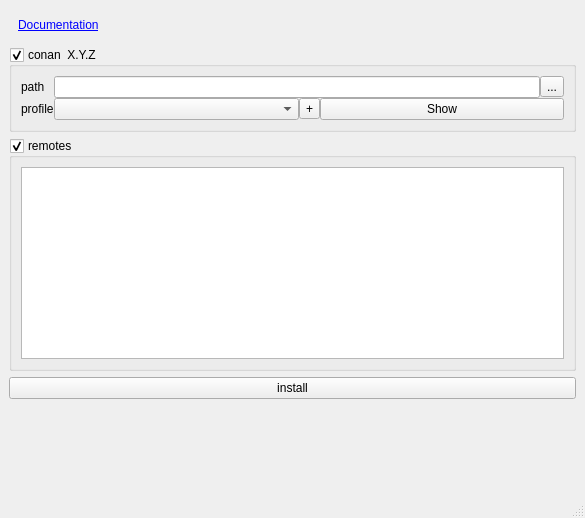
The window that qtimpl/src/qt/main_view.ui (davidtazy/conan-gui) describes before a commit, drawn with Qt 5.
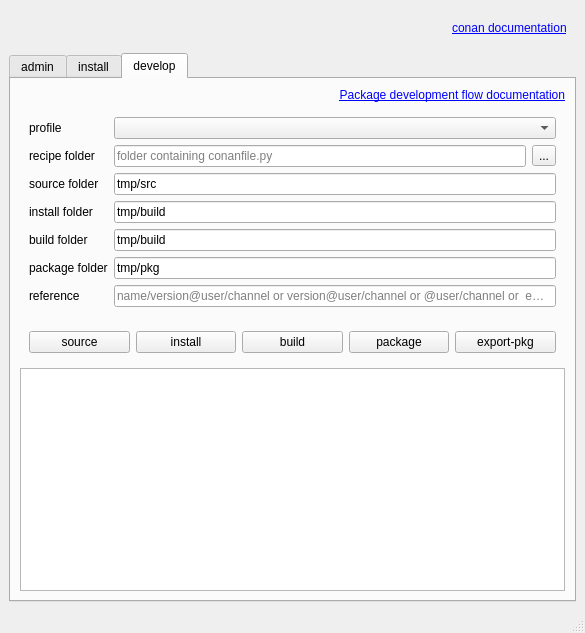
The same window after the commit. The open tabs and pages were chosen to show the change. Icons and pictures are not drawn.

Commit message: minimal impl of conan instance

```diff
--- a/qtimpl/src/qt/main_view.ui
+++ b/qtimpl/src/qt/main_view.ui
@@ -7,7 +7,7 @@
     <x>0</x>
     <y>0</y>
     <width>585</width>
-    <height>518</height>
+    <height>633</height>
    </rect>
   </property>
   <property name="windowTitle">
@@ -18,10 +18,42 @@
     <item>
      <widget class="QWidget" name="widget" native="true">
       <layout class="QHBoxLayout" name="horizontalLayout_3">
+       <item>
+        <widget class="QLabel" name="label_4">
+         <property name="maximumSize">
+          <size>
+           <width>300</width>
+           <height>50</height>
+          </size>
+         </property>
+         <property name="text">
+          <string/>
+         </property>
+         <property name="pixmap">
+          <pixmap resource="../../resource/resource.qrc">:/logo-conan.png</pixmap>
+         </property>
+         <property name="scaledContents">
+          <bool>true</bool>
+         </property>
+        </widget>
+       </item>
+       <item>
+        <spacer name="horizontalSpacer">
+         <property name="orientation">
+          <enum>Qt::Horizontal</enum>
+         </property>
+         <property name="sizeHint" stdset="0">
+          <size>
+           <width>40</width>
+           <height>20</height>
+          </size>
+         </property>
+        </spacer>
+       </item>
        <item>
         <widget class="QLabel" name="label">
          <property name="text">
-          <string>&lt;a href=&quot;http://example.com/&quot;&gt;Documentation&lt;/a&gt;</string>
+          <string>&lt;a href=&quot;https://docs.conan.io/en/latest/&quot;&gt;conan documentation&lt;/a&gt;</string>
          </property>
          <property name="textFormat">
           <enum>Qt::RichText</enum>
@@ -35,6 +67,28 @@
      </widget>
     </item>
     <item>
+     <widget class="QTabWidget" name="tabWidget">
+      <property name="minimumSize">
+       <size>
+        <width>0</width>
+        <height>0</height>
+       </size>
+      </property>
+      <property name="currentIndex">
+       <number>1</number>
+      </property>
+      <widget class="QWidget" name="tab">
+       <property name="minimumSize">
+        <size>
+         <width>0</width>
+         <height>0</height>
+        </size>
+       </property>
+       <attribute name="title">
+        <string>admin</string>
+       </attribute>
+       <layout class="QVBoxLayout" name="verticalLayout_4">
+        <item>
      <widget class="QGroupBox" name="conan_group">
       <property name="title">
        <string>conan  X.Y.Z</string>
@@ -43,7 +97,7 @@
        <bool>false</bool>
       </property>
       <property name="checkable">
-       <bool>true</bool>
+           <bool>false</bool>
       </property>
       <layout class="QHBoxLayout" name="horizontalLayout">
        <item>
@@ -78,6 +132,9 @@
               <property name="readOnly">
                <bool>true</bool>
               </property>
+                  <property name="placeholderText">
+                   <string>select conan executable if not in the PATH</string>
+                  </property>
              </widget>
             </item>
             <item>
@@ -129,7 +186,7 @@
        <string>remotes</string>
       </property>
       <property name="checkable">
-       <bool>true</bool>
+           <bool>false</bool>
       </property>
       <layout class="QVBoxLayout" name="verticalLayout_2">
        <item>
@@ -166,16 +223,6 @@
          </layout>
         </widget>
        </item>
-      </layout>
-     </widget>
-    </item>
-    <item>
-     <widget class="QPushButton" name="install_button">
-      <property name="text">
-       <string>install</string>
-      </property>
-     </widget>
-    </item>
     <item>
      <spacer name="verticalSpacer">
       <property name="orientation">
@@ -191,6 +238,338 @@
     </item>
    </layout>
   </widget>
+        </item>
+       </layout>
+      </widget>
+      <widget class="QWidget" name="tab_2">
+       <attribute name="title">
+        <string>install</string>
+       </attribute>
+       <layout class="QVBoxLayout" name="verticalLayout_5">
+        <item>
+         <widget class="QLabel" name="label_15">
+          <property name="text">
+           <string>&lt;a href=&quot;https://docs.conan.io/en/latest/&quot;&gt;conan install documentation&lt;/a&gt;</string>
+          </property>
+          <property name="textFormat">
+           <enum>Qt::RichText</enum>
+          </property>
+          <property name="alignment">
+           <set>Qt::AlignRight|Qt::AlignTrailing|Qt::AlignVCenter</set>
+          </property>
+         </widget>
+        </item>
+        <item>
+         <widget class="QWidget" name="widget_2" native="true">
+          <layout class="QFormLayout" name="formLayout">
+           <item row="0" column="0">
+            <widget class="QLabel" name="label_5">
+             <property name="text">
+              <string>install folder</string>
+             </property>
+            </widget>
+           </item>
+           <item row="0" column="1">
+            <layout class="QHBoxLayout" name="horizontalLayout_5">
+             <item>
+              <widget class="QLineEdit" name="line_install_dir">
+               <property name="dragEnabled">
+                <bool>true</bool>
+               </property>
+               <property name="placeholderText">
+                <string>usually build folder</string>
+               </property>
+              </widget>
+             </item>
+             <item>
+              <widget class="QToolButton" name="button_install_dir">
+               <property name="text">
+                <string>...</string>
+               </property>
+              </widget>
+             </item>
+            </layout>
+           </item>
+           <item row="1" column="0">
+            <widget class="QLabel" name="label_6">
+             <property name="text">
+              <string>path_or_reference</string>
+             </property>
+            </widget>
+           </item>
+           <item row="1" column="1">
+            <layout class="QHBoxLayout" name="horizontalLayout_6">
+             <item>
+              <widget class="QLineEdit" name="line_path_or_reference">
+               <property name="dragEnabled">
+                <bool>true</bool>
+               </property>
+               <property name="placeholderText">
+                <string>folder containing conanfile or package ref</string>
+               </property>
+              </widget>
+             </item>
+             <item>
+              <widget class="QToolButton" name="button_path_or_reference">
+               <property name="text">
+                <string>...</string>
+               </property>
+              </widget>
+             </item>
+            </layout>
+           </item>
+           <item row="2" column="0">
+            <widget class="QCheckBox" name="check_profile">
+             <property name="text">
+              <string>profile</string>
+             </property>
+            </widget>
+           </item>
+           <item row="2" column="1">
+            <widget class="QComboBox" name="combo_profile">
+             <property name="enabled">
+              <bool>false</bool>
+             </property>
+            </widget>
+           </item>
+           <item row="3" column="0">
+            <widget class="QCheckBox" name="check_build_policy">
+             <property name="text">
+              <string>build policy</string>
+             </property>
+            </widget>
+           </item>
+           <item row="3" column="1">
+            <widget class="QComboBox" name="combo_build_policy">
+             <property name="enabled">
+              <bool>false</bool>
+             </property>
+             <property name="editable">
+              <bool>true</bool>
+             </property>
+            </widget>
+           </item>
+           <item row="4" column="0">
+            <widget class="QCheckBox" name="check_extra_params">
+             <property name="text">
+              <string>extra params</string>
+             </property>
+            </widget>
+           </item>
+           <item row="4" column="1">
+            <widget class="QLineEdit" name="line_extra_params"/>
+           </item>
+          </layout>
+         </widget>
+        </item>
+        <item>
+         <widget class="QPushButton" name="button_install">
+          <property name="text">
+           <string>install</string>
+          </property>
+         </widget>
+        </item>
+        <item>
+         <widget class="QPlainTextEdit" name="plainTextEdit">
+          <property name="undoRedoEnabled">
+           <bool>false</bool>
+          </property>
+          <property name="readOnly">
+           <bool>true</bool>
+          </property>
+          <property name="plainText">
+           <string notr="true"/>
+          </property>
+         </widget>
+        </item>
+       </layout>
+      </widget>
+      <widget class="QWidget" name="tab_3">
+       <attribute name="title">
+        <string>develop</string>
+       </attribute>
+       <layout class="QVBoxLayout" name="verticalLayout_6">
+        <item>
+         <widget class="QLabel" name="label_14">
+          <property name="text">
+           <string>&lt;a href=&quot;https://docs.conan.io/en/latest/developing_packages/package_dev_flow.html&quot;&gt;Package development flow documentation&lt;/a&gt;</string>
+          </property>
+          <property name="textFormat">
+           <enum>Qt::RichText</enum>
+          </property>
+          <property name="alignment">
+           <set>Qt::AlignRight|Qt::AlignTrailing|Qt::AlignVCenter</set>
+          </property>
+         </widget>
+        </item>
+        <item>
+         <widget class="QWidget" name="widget_3" native="true">
+          <layout class="QFormLayout" name="formLayout_2">
+           <item row="0" column="0">
+            <widget class="QLabel" name="label_12">
+             <property name="text">
+              <string>profile</string>
+             </property>
+            </widget>
+           </item>
+           <item row="0" column="1">
+            <widget class="QComboBox" name="comboBox"/>
+           </item>
+           <item row="1" column="0">
+            <widget class="QLabel" name="label_7">
+             <property name="text">
+              <string>recipe folder</string>
+             </property>
+            </widget>
+           </item>
+           <item row="1" column="1">
+            <layout class="QHBoxLayout" name="horizontalLayout_7">
+             <item>
+              <widget class="QLineEdit" name="lineEdit">
+               <property name="placeholderText">
+                <string>folder containing conanfile.py</string>
+               </property>
+              </widget>
+             </item>
+             <item>
+              <widget class="QToolButton" name="toolButton">
+               <property name="text">
+                <string>...</string>
+               </property>
+              </widget>
+             </item>
+            </layout>
+           </item>
+           <item row="2" column="0">
+            <widget class="QLabel" name="label_8">
+             <property name="text">
+              <string>source folder</string>
+             </property>
+            </widget>
+           </item>
+           <item row="2" column="1">
+            <widget class="QLineEdit" name="lineEdit_2">
+             <property name="text">
+              <string>tmp/src</string>
+             </property>
+            </widget>
+           </item>
+           <item row="3" column="0">
+            <widget class="QLabel" name="label_9">
+             <property name="text">
+              <string>install folder</string>
+             </property>
+            </widget>
+           </item>
+           <item row="3" column="1">
+            <widget class="QLineEdit" name="lineEdit_5">
+             <property name="text">
+              <string>tmp/build</string>
+             </property>
+            </widget>
+           </item>
+           <item row="4" column="0">
+            <widget class="QLabel" name="label_10">
+             <property name="text">
+              <string>build folder</string>
+             </property>
+            </widget>
+           </item>
+           <item row="4" column="1">
+            <widget class="QLineEdit" name="lineEdit_6">
+             <property name="text">
+              <string>tmp/build</string>
+             </property>
+            </widget>
+           </item>
+           <item row="5" column="0">
+            <widget class="QLabel" name="label_11">
+             <property name="text">
+              <string>package folder</string>
+             </property>
+            </widget>
+           </item>
+           <item row="5" column="1">
+            <widget class="QLineEdit" name="lineEdit_4">
+             <property name="text">
+              <string>tmp/pkg</string>
+             </property>
+            </widget>
+           </item>
+           <item row="6" column="0">
+            <widget class="QLabel" name="label_13">
+             <property name="text">
+              <string>reference</string>
+             </property>
+            </widget>
+           </item>
+           <item row="6" column="1">
+            <widget class="QLineEdit" name="lineEdit_7">
+             <property name="text">
+              <string/>
+             </property>
+             <property name="placeholderText">
+              <string>name/version@user/channel or version@user/channel or @user/channel or  empty</string>
+             </property>
+            </widget>
+           </item>
+          </layout>
+         </widget>
+        </item>
+        <item>
+         <widget class="QWidget" name="widget_4" native="true">
+          <layout class="QHBoxLayout" name="horizontalLayout_8">
+           <item>
+            <widget class="QPushButton" name="pushButton">
+             <property name="text">
+              <string>source</string>
+             </property>
+            </widget>
+           </item>
+           <item>
+            <widget class="QPushButton" name="pushButton_2">
+             <property name="text">
+              <string>install</string>
+             </property>
+            </widget>
+           </item>
+           <item>
+            <widget class="QPushButton" name="pushButton_3">
+             <property name="text">
+              <string>build</string>
+             </property>
+            </widget>
+           </item>
+           <item>
+            <widget class="QPushButton" name="pushButton_4">
+             <property name="text">
+              <string>package</string>
+             </property>
+            </widget>
+           </item>
+           <item>
+            <widget class="QPushButton" name="pushButton_5">
+             <property name="text">
+              <string>export-pkg</string>
+             </property>
+            </widget>
+           </item>
+          </layout>
+         </widget>
+        </item>
+        <item>
+         <widget class="QPlainTextEdit" name="plainTextEdit_2">
+          <property name="readOnly">
+           <bool>true</bool>
+          </property>
+         </widget>
+        </item>
+       </layout>
+      </widget>
+     </widget>
+    </item>
+   </layout>
+  </widget>
   <widget class="QMenuBar" name="menubar">
    <property name="geometry">
     <rect>
```
Left out of the diff: 34 changed lines with no effect on the pictures. Lines whose indentation alone changed are shown as unchanged. The commit also changes 12 other files.
